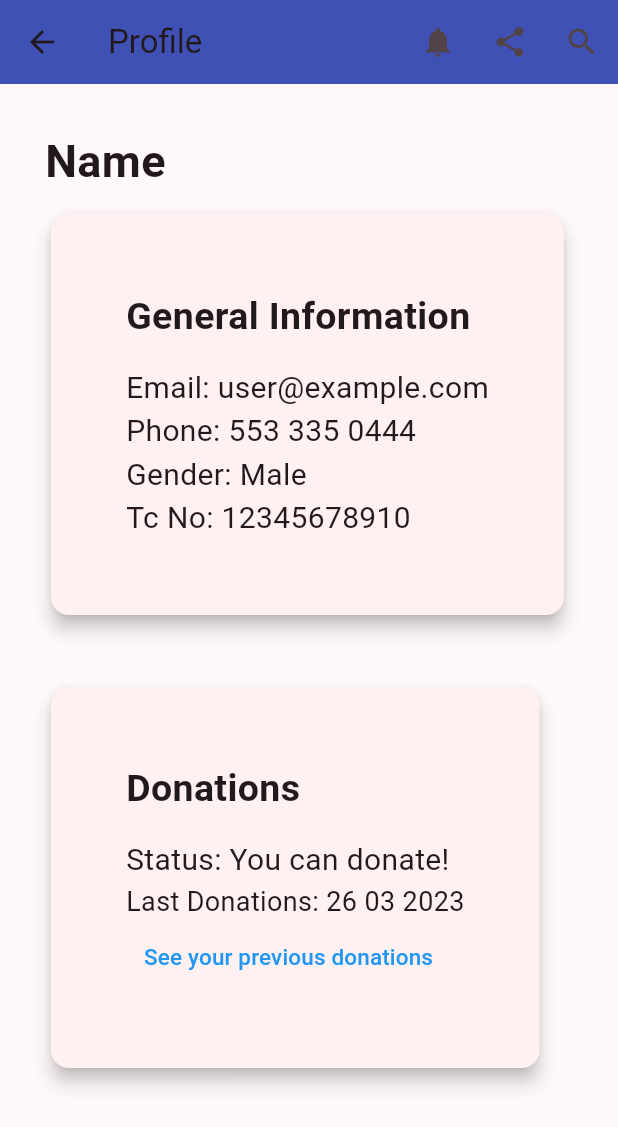
After one commit to Project-Beevent/Beevent_mobile, a Flutter app: the screen it shows after launch, after a tap on "Go Profile", on a phone screen of 412 x 824 dp. The commit adds this screen. Shown: the top 1127 px of the screen. Run offline on Flutter 3.47's test engine with Material 3 defaults, Android fonts, the light colour scheme and no system bars.

Commit message:
profile page is added

```diff
--- /dev/null
+++ b/lib/View/ProfilePage.dart
@@ -0,0 +1,126 @@
+// profile_page.dart
+
+import 'package:flutter/material.dart';
+
+class ProfilePage extends StatelessWidget {
+  const ProfilePage({Key? key});
+
+  @override
+  Widget build(BuildContext context) {
+    return Scaffold(
+      appBar: AppBar(
+        title: const Text('Profile'),
+        backgroundColor: Colors.indigo,
+        actions: <Widget>[
+          IconButton(
+            icon: const Icon(Icons.notifications),
+            tooltip: 'Notifications',
+            onPressed: () {},
+          ),
+          IconButton(
+            icon: const Icon(Icons.share),
+            tooltip: 'Share',
+            onPressed: () {},
+          ),
+          IconButton(
+            icon: const Icon(Icons.search),
+            tooltip: 'Search',
+            onPressed: () {},
+          ),
+        ],
+      ),
+      body: SingleChildScrollView(
+        child: Padding(
+          padding: const EdgeInsets.all(30.0),
+          child: Column(
+            crossAxisAlignment: CrossAxisAlignment.start,
+            children: <Widget>[
+              Text(
+                'Name',
+                style: TextStyle(
+                  fontSize: 30,
+                  fontWeight: FontWeight.bold,
+                ),
+              ),
+              const SizedBox(height: 10),
+
+              Card(
+                elevation: 5,
+                child: Padding(
+                  padding: const EdgeInsets.all(50.0),
+                  child: Column(
+                    crossAxisAlignment: CrossAxisAlignment.start,
+                    children: [
+                      Text(
+                        'General Information',
+                        style: TextStyle(
+                          fontSize: 25,
+                          fontWeight: FontWeight.bold,
+                        ),
+                      ),
+                      const SizedBox(height: 15),
+                      Text('Email: user@example.com', style: TextStyle(fontSize: 20)),
+                      Text('Phone: 553 335 0444', style: TextStyle(fontSize: 20)),
+                      Text('Gender: Male', style: TextStyle(fontSize: 20)),
+                      Text('Tc No: 12345678910', style: TextStyle(fontSize: 20)),
+                    ],
+                  ),
+                ),
+              ),
+              const Padding(
+                padding: EdgeInsets.all(20.0),
+              ),
+              Card(
+                elevation: 5,
+                child: Padding(
+                  padding: const EdgeInsets.all(50.0),
+                  child: Column(
+                    crossAxisAlignment: CrossAxisAlignment.start,
+                    children: [
+                      Text(
+                        'Donations',
+                        style: TextStyle(
+                          fontSize: 25,
+                          fontWeight: FontWeight.bold,
+                        ),
+                      ),
+                      const SizedBox(height: 15),
+                      Text('Status: You can donate!', style: TextStyle(fontSize: 20)),
+                      Text('Last Donations: 26 03 2023', style: TextStyle(fontSize: 18)),
+                      TextButton(
+                        onPressed: () {
+                          // Show a popup instead of navigating to a new screen
+                          showDialog(
+                            context: context,
+                            builder: (BuildContext context) {
+                              return AlertDialog(
+                                title: const Text('Previous Donations'),
+                                content: const Text('List of Previous Donations'),
+                                actions: <Widget>[
+                                  TextButton(
+                                    onPressed: () {
+                                      Navigator.of(context).pop();
+                                    },
+                                    child: const Text('Close'),
+                                  ),
+                                ],
+                              );
+                            },
+                          );
+                        },
+                        child: Text(
+                          'See your previous donations',
+                          style: TextStyle(fontSize: 15, color: Colors.blue),
+                        ),
+                      ),
+                    ],
+                  ),
+                ),
+              ),
+            ],
+          ),
+        ),
+      ),
+    );
+  }
+}
--- a/lib/main.dart
+++ b/lib/View/main.dart
@@ -1,4 +1,5 @@
 import 'package:flutter/material.dart';
+import 'package:beevent_flutter/View/ProfilePage.dart';
 
 void main() {
   runApp(const MyApp());
@@ -35,7 +36,7 @@ class _MyHomePageState extends State<MyHomePage> {
   Widget build(BuildContext context) {
     return Scaffold(
       appBar: AppBar(
-        backgroundColor: Colors.blue,
+        backgroundColor: Colors.indigo,
         title: Text(widget.title),
       ),
       body: SingleChildScrollView(
@@ -131,7 +132,30 @@ class _MyHomePageState extends State<MyHomePage> {
                   borderRadius: BorderRadius.all(Radius.circular(5)),
                 ),
               ),
-              //make button blue
+            ),
+            const Padding(
+              padding: EdgeInsets.all(20.0),
+            ),
+            ElevatedButton(
+              //onpressed go to profile page
+              onPressed: () {
+                Navigator.push(
+                  context,
+                  MaterialPageRoute(builder: (context) => ProfilePage()),
+                );
+              },
+              child: const Text('Go Profile'),
+              //make button square
+              style: ElevatedButton.styleFrom(
+                //make button blue
+                minimumSize: const Size(50, 50),
+                primary: Colors.indigo,
+                //make text white
+                onPrimary: Colors.white,
+                shape: const BeveledRectangleBorder(
+                  borderRadius: BorderRadius.all(Radius.circular(5)),
+                ),
+              ),
             ),
           ],
         ),
```
Also changed, not shown: 1 other file.
